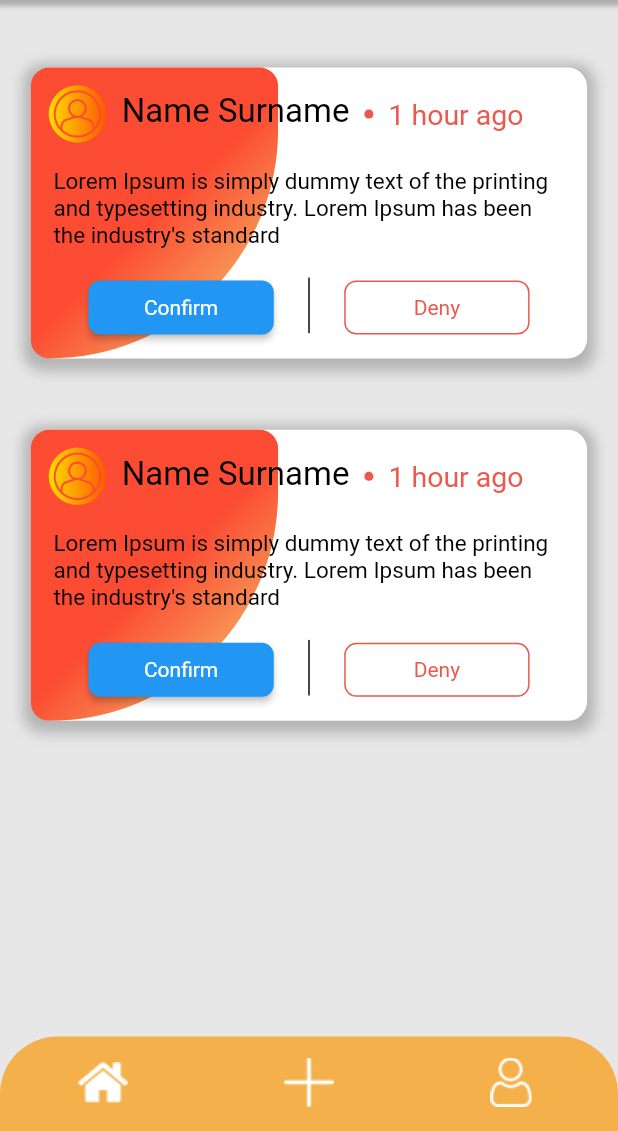
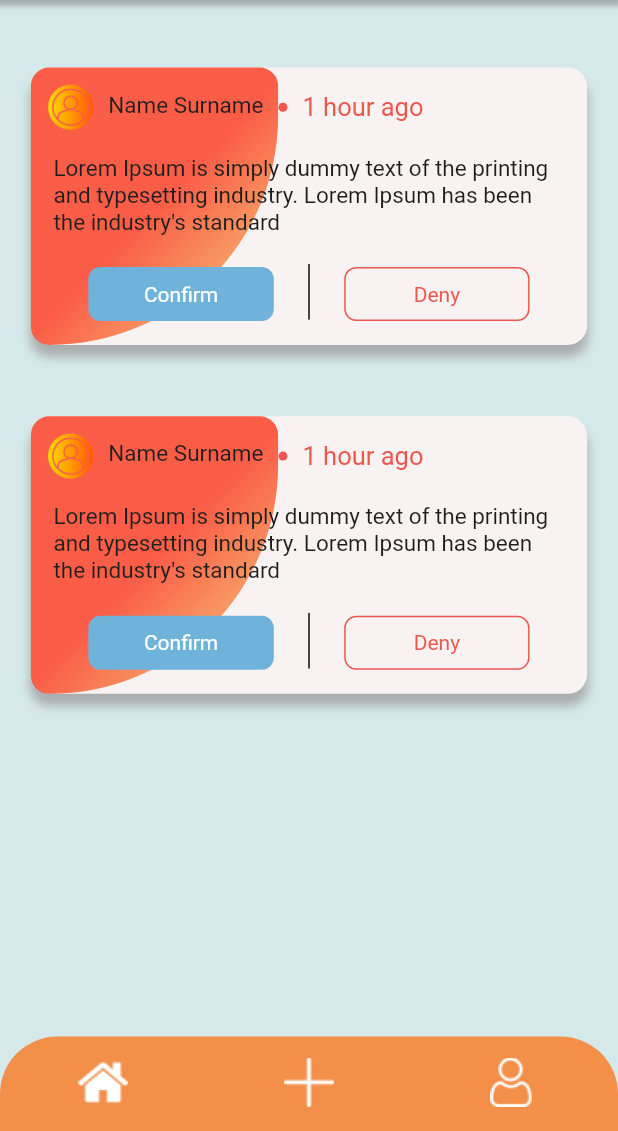
Before and after one commit to SevdaErgun/WalkWithMe, a Flutter app: the HomeScreen screen opened by its route, on a phone screen of 412 x 824 dp, the part 105-1236 px from its top. Run offline on Flutter 3.47's test engine with Material 2 defaults, Android fonts, the phone set to English and light mode, and no system bars; our stand-ins replace cached_network_image, connectivity_plus, flutter_svg, get, shared_preferences, sqflite; accounts and stored records are empty.

Commit message:
navigation bar and home screen v2 updated

```diff
--- a/lib/core/utils/color_constant.dart
+++ b/lib/core/utils/color_constant.dart
@@ -16,6 +16,8 @@ class ColorConstant {
 
   static Color blueGray400 = fromHex('#888888');
 
+  static Color blackText = fromHex('#1E1E1E');
+
   static Color blue30001 = fromHex('#70b3da');
 
   static Color red400 = fromHex('#eb584e');
@@ -24,7 +26,7 @@ class ColorConstant {
 
   static Color black9003f = fromHex('#3f000000');
 
-  static Color orange300 = fromHex('#f4b04a');
+  static Color navigationBar = fromHex('#F48F4A');
 
   static Color orange30001 = fromHex('#f5b14b');
 
--- a/lib/presentation/add_dog_screen/add_dog_screen.dart
+++ b/lib/presentation/add_dog_screen/add_dog_screen.dart
@@ -87,7 +87,7 @@ class AddDogScreen extends GetWidget<AddDogController> {
                                 ),
                                 colors: [
                                   ColorConstant.deepOrangeA400,
-                                  ColorConstant.orange300,
+                                  ColorConstant.navigationBar,
                                 ],
                               ),
                             ),
--- a/lib/presentation/add_schedule_for_walkers_screen/add_schedule_for_walkers_screen.dart
+++ b/lib/presentation/add_schedule_for_walkers_screen/add_schedule_for_walkers_screen.dart
@@ -91,7 +91,7 @@ class AddScheduleForWalkersScreen
                                 ),
                                 colors: [
                                   ColorConstant.deepOrangeA400,
-                                  ColorConstant.orange300,
+                                  ColorConstant.navigationBar,
                                 ],
                               ),
                             ),
--- a/lib/presentation/history_screen/widgets/history_item_widget.dart
+++ b/lib/presentation/history_screen/widgets/history_item_widget.dart
@@ -98,7 +98,7 @@ class HistoryItemWidget extends StatelessWidget {
                           "lbl_name_surname".tr,
                           overflow: TextOverflow.ellipsis,
                           textAlign: TextAlign.left,
-                          style: AppStyle.txtRobotoRomanRegular24Black900,
+                          style: AppStyle.txtRobotoRomanRegular14Black900,
                         ),
                       ),
                       Container(
@@ -206,7 +206,7 @@ class HistoryItemWidget extends StatelessWidget {
                 "lbl_1_hour_ago".tr,
                 overflow: TextOverflow.ellipsis,
                 textAlign: TextAlign.left,
-                style: AppStyle.txtRobotoRomanRegular20Red400,
+                style: AppStyle.txtRobotoRomanRegular14Black900,
               ),
             ),
           ),
--- a/lib/presentation/home_one_page/widgets/home_one_item_widget.dart
+++ b/lib/presentation/home_one_page/widgets/home_one_item_widget.dart
@@ -98,7 +98,7 @@ class HomeOneItemWidget extends StatelessWidget {
                           "lbl_name_surname".tr,
                           overflow: TextOverflow.ellipsis,
                           textAlign: TextAlign.left,
-                          style: AppStyle.txtRobotoRomanRegular24Black900,
+                          style: AppStyle.txtRobotoRomanRegular14Black900,
                         ),
                       ),
                       Container(
@@ -206,7 +206,7 @@ class HomeOneItemWidget extends StatelessWidget {
                 "lbl_1_hour_ago".tr,
                 overflow: TextOverflow.ellipsis,
                 textAlign: TextAlign.left,
-                style: AppStyle.txtRobotoRomanRegular20Red400,
+                style: AppStyle.txtRobotoRomanRegular14Black900,
               ),
             ),
           ),
--- a/lib/presentation/home_screen/widgets/home_item_widget.dart
+++ b/lib/presentation/home_screen/widgets/home_item_widget.dart
@@ -16,14 +16,14 @@ class HomeItemWidget extends StatelessWidget {
   Widget build(BuildContext context) {
     return Container(
       decoration: BoxDecoration(
-        color: Colors.white,
+        color: ColorConstant.cardBackground,
         borderRadius: BorderRadius.all(Radius.circular(13)),
         boxShadow: [
           BoxShadow(
-            color: Colors.grey.withOpacity(0.7),
-            spreadRadius: 5,
-            blurRadius: 7,
-            offset: Offset(0, 3), // changes position of shadow
+            color: Colors.grey.withOpacity(0.8),
+            spreadRadius: 0,
+            blurRadius: 5,
+            offset: Offset(0, 8),
           ),
         ],
       ),
@@ -56,10 +56,10 @@ class HomeItemWidget extends StatelessWidget {
                     CustomImageView(
                       imagePath: ImageConstant.imgUser91,
                       height: getSize(
-                        45,
+                        35,
                       ),
                       width: getSize(
-                        45,
+                        35,
                       ),
                     ),
                     Padding(
@@ -72,7 +72,7 @@ class HomeItemWidget extends StatelessWidget {
                         "lbl_name_surname".tr,
                         overflow: TextOverflow.ellipsis,
                         textAlign: TextAlign.left,
-                        style: AppStyle.txtRobotoRomanRegular24Black900,
+                        style: AppStyle.txtRobotoRomanRegular14Black900,
                       ),
                     ),
                     Container(
@@ -99,7 +99,7 @@ class HomeItemWidget extends StatelessWidget {
                           "lbl_1_hour_ago".tr,
                           overflow: TextOverflow.ellipsis,
                           textAlign: TextAlign.left,
-                          style: AppStyle.txtRobotoRomanRegular20Red400,
+                          style: AppStyle.txtRobotoRomanRegular18Red400,
                         ),
                       ),
                     ),
@@ -126,12 +126,15 @@ class HomeItemWidget extends StatelessWidget {
                           onPressed: () {},
                           child: const Text('Confirm'),
                           style: ButtonStyle(
+                              elevation: MaterialStateProperty.all(0),
+                              backgroundColor: MaterialStateProperty.all(
+                                  ColorConstant.blue30001),
                               shape: MaterialStateProperty.all<
                                       RoundedRectangleBorder>(
                                   RoundedRectangleBorder(
-                            borderRadius: BorderRadius.circular(
-                                8.0), /*side: BorderSide(color: Colors.red)*/
-                          )))),
+                                borderRadius: BorderRadius.circular(
+                                    8.0), /*side: BorderSide(color: Colors.red)*/
+                              )))),
                     ),
                     Padding(
                       padding: getPadding(left: 24, right: 24),
--- a/lib/theme/app_decoration.dart
+++ b/lib/theme/app_decoration.dart
@@ -13,8 +13,8 @@ class AppDecoration {
             0.75,
           ),
           colors: [
-            ColorConstant.deepOrangeA400D8,
-            ColorConstant.orange300D8,
+            ColorConstant.deepOrangeA400D8.withOpacity(0.75),
+            ColorConstant.orange300D8.withOpacity(0.75),
           ],
         ),
       );
@@ -39,7 +39,7 @@ class AppDecoration {
           ),
           colors: [
             ColorConstant.deepOrangeA40001,
-            ColorConstant.orange300,
+            ColorConstant.navigationBar,
           ],
         ),
       );
--- a/lib/theme/app_style.dart
+++ b/lib/theme/app_style.dart
@@ -56,19 +56,19 @@ class AppStyle {
     fontWeight: FontWeight.w400,
   );
 
-  static TextStyle txtRobotoRomanRegular24Black900 = TextStyle(
-    color: ColorConstant.black900,
+  static TextStyle txtRobotoRomanRegular14Black900 = TextStyle(
+    color: ColorConstant.blackText,
     fontSize: getFontSize(
-      24,
+      16,
     ),
     fontFamily: 'Roboto',
     fontWeight: FontWeight.w400,
   );
 
-  static TextStyle txtRobotoRomanRegular20Red400 = TextStyle(
+  static TextStyle txtRobotoRomanRegular18Red400 = TextStyle(
     color: ColorConstant.red400,
     fontSize: getFontSize(
-      20,
+      18,
     ),
     fontFamily: 'Roboto',
     fontWeight: FontWeight.w400,
@@ -111,7 +111,7 @@ class AppStyle {
   );
 
   static TextStyle txtRobotoRomanRegular20Black900 = TextStyle(
-    color: ColorConstant.black900,
+    color: ColorConstant.blackText,
     fontSize: getFontSize(
       16,
     ),
@@ -120,7 +120,7 @@ class AppStyle {
   );
 
   static TextStyle txtRobotoRegular20 = TextStyle(
-    color: ColorConstant.black900,
+    color: ColorConstant.blackText,
     fontSize: getFontSize(
       20,
     ),
--- a/lib/widgets/app_bar/appbar_subtitle_1.dart
+++ b/lib/widgets/app_bar/appbar_subtitle_1.dart
@@ -27,7 +27,7 @@ class AppbarSubtitle1 extends StatelessWidget {
           text,
           overflow: TextOverflow.ellipsis,
           textAlign: TextAlign.left,
-          style: AppStyle.txtRobotoRomanRegular20Red400.copyWith(
+          style: AppStyle.txtRobotoRomanRegular14Black900.copyWith(
             color: ColorConstant.red400,
           ),
         ),
--- a/lib/widgets/custom_bottom_bar.dart
+++ b/lib/widgets/custom_bottom_bar.dart
@@ -30,7 +30,7 @@ class CustomBottomBar extends StatelessWidget {
   Widget build(BuildContext context) {
     return Container(
       decoration: BoxDecoration(
-        color: ColorConstant.orange300,
+        color: ColorConstant.navigationBar,
         borderRadius: BorderRadius.only(
           topLeft: Radius.circular(
             getHorizontalSize(
```
Also changed, not shown: lib/presentation/home_screen/home_screen.dart (+5 -5 lines).
